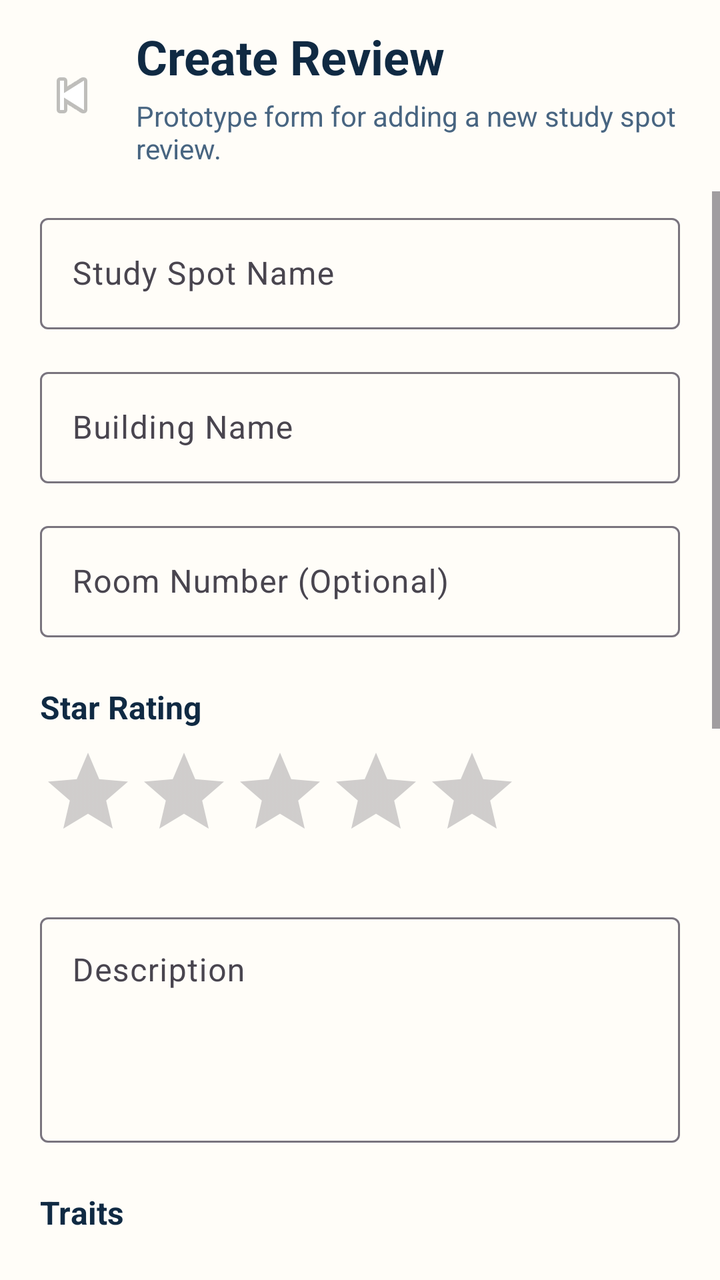
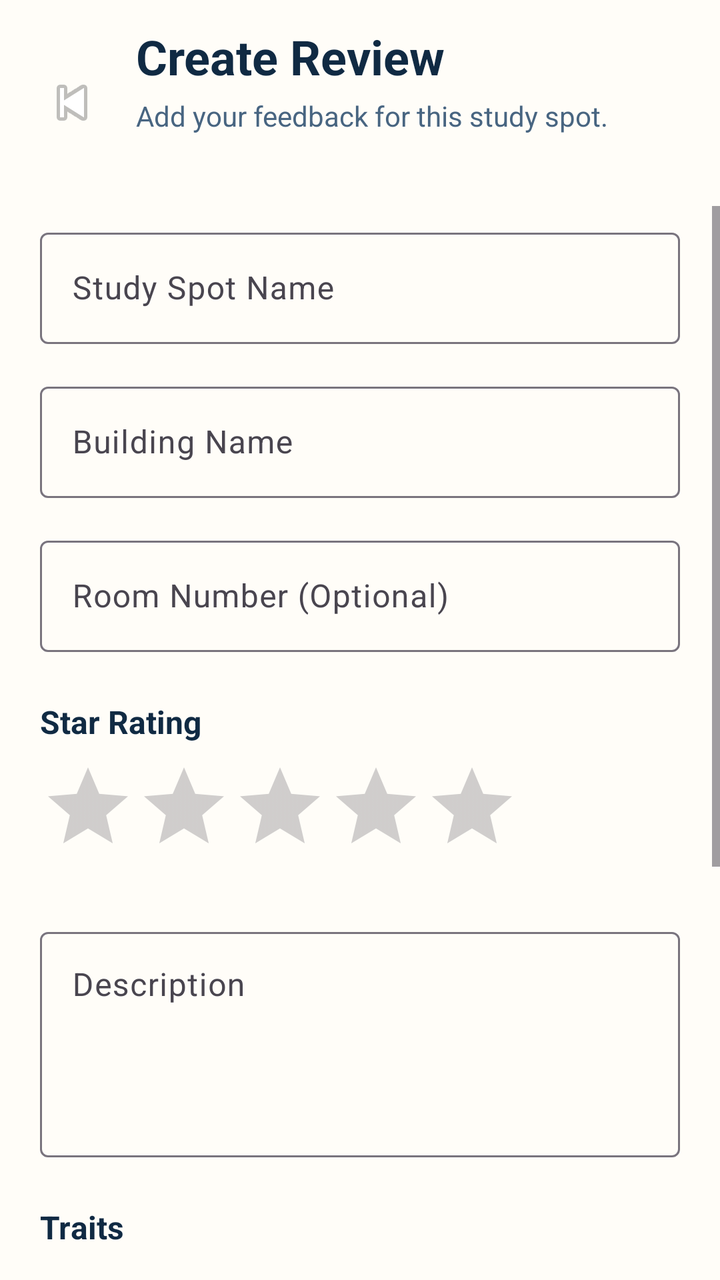

Before-and-after screenshots of an Android layout around one commit, followed by the original layout XML and the change that was made.
<!-- AndroidManifest.xml: application theme Theme.Groupproject -->
<!-- res/layout/activity_create_review.xml -->
<?xml version="1.0" encoding="utf-8"?>
<LinearLayout xmlns:android="http://schemas.android.com/apk/res/android"
    xmlns:app="http://schemas.android.com/apk/res-auto"
    android:layout_width="match_parent"
    android:layout_height="match_parent"
    android:background="#FFFDF8"
    android:orientation="vertical">

    <LinearLayout
        android:layout_width="match_parent"
        android:layout_height="wrap_content"
        android:gravity="center_vertical"
        android:orientation="horizontal"
        android:paddingStart="12dp"
        android:paddingTop="12dp"
        android:paddingEnd="20dp"
        android:paddingBottom="12dp">

        <ImageButton
            android:id="@+id/backButton"
            android:layout_width="48dp"
            android:layout_height="48dp"
            android:background="?attr/selectableItemBackgroundBorderless"
            android:contentDescription="@string/back_button"
            android:padding="12dp"
            android:src="@android:drawable/ic_media_previous" />

        <LinearLayout
            android:layout_width="0dp"
            android:layout_height="wrap_content"
            android:layout_marginStart="8dp"
            android:layout_weight="1"
            android:orientation="vertical">

            <TextView
                android:layout_width="wrap_content"
                android:layout_height="wrap_content"
                android:text="@string/create_review_title"
                android:textColor="#102A43"
                android:textSize="24sp"
                android:textStyle="bold" />

            <TextView
                android:layout_width="wrap_content"
                android:layout_height="wrap_content"
                android:layout_marginTop="4dp"
                android:text="@string/create_review_subtitle"
                android:textColor="#486581"
                android:textSize="14sp" />
        </LinearLayout>
    </LinearLayout>

    <ScrollView
        android:layout_width="match_parent"
        android:layout_height="0dp"
        android:layout_weight="1"
        android:fillViewport="true">

        <LinearLayout
            android:layout_width="match_parent"
            android:layout_height="wrap_content"
            android:orientation="vertical"
            android:paddingStart="20dp"
            android:paddingTop="8dp"
            android:paddingEnd="20dp"
            android:paddingBottom="24dp">

            <com.google.android.material.textfield.TextInputLayout
                style="@style/Widget.Material3.TextInputLayout.OutlinedBox"
                android:layout_width="match_parent"
                android:layout_height="wrap_content"
                android:hint="@string/study_spot_name">

                <com.google.android.material.textfield.TextInputEditText
                    android:id="@+id/spotNameEditText"
                    android:layout_width="match_parent"
                    android:layout_height="wrap_content" />
            </com.google.android.material.textfield.TextInputLayout>

            <com.google.android.material.textfield.TextInputLayout
                style="@style/Widget.Material3.TextInputLayout.OutlinedBox"
                android:layout_width="match_parent"
                android:layout_height="wrap_content"
                android:layout_marginTop="16dp"
                android:hint="@string/building_name">

                <com.google.android.material.textfield.TextInputEditText
                    android:id="@+id/buildingNameEditText"
                    android:layout_width="match_parent"
                    android:layout_height="wrap_content" />
            </com.google.android.material.textfield.TextInputLayout>

            <com.google.android.material.textfield.TextInputLayout
                style="@style/Widget.Material3.TextInputLayout.OutlinedBox"
                android:layout_width="match_parent"
                android:layout_height="wrap_content"
                android:layout_marginTop="16dp"
                android:hint="@string/room_number_optional">

                <com.google.android.material.textfield.TextInputEditText
                    android:id="@+id/roomNumberEditText"
                    android:layout_width="match_parent"
                    android:layout_height="wrap_content"
                    android:inputType="text" />
            </com.google.android.material.textfield.TextInputLayout>

            <TextView
                android:layout_width="wrap_content"
                android:layout_height="wrap_content"
                android:layout_marginTop="24dp"
                android:text="@string/star_rating_label"
                android:textColor="#102A43"
                android:textSize="16sp"
                android:textStyle="bold" />

            <RatingBar
                android:id="@+id/ratingBar"
                android:layout_width="wrap_content"
                android:layout_height="wrap_content"
                android:layout_marginTop="8dp"
                android:numStars="5"
                android:stepSize="1" />

            <com.google.android.material.textfield.TextInputLayout
                style="@style/Widget.Material3.TextInputLayout.OutlinedBox"
                android:layout_width="match_parent"
                android:layout_height="wrap_content"
                android:layout_marginTop="24dp">

                <com.google.android.material.textfield.TextInputEditText
                    android:id="@+id/descriptionEditText"
                    android:layout_width="match_parent"
                    android:layout_height="wrap_content"
                    android:gravity="top|start"
                    android:hint="@string/description_hint"
                    android:inputType="textMultiLine"
                    android:minLines="4" />
            </com.google.android.material.textfield.TextInputLayout>

            <TextView
                android:layout_width="wrap_content"
                android:layout_height="wrap_content"
                android:layout_marginTop="24dp"
                android:text="@string/traits_label"
                android:textColor="#102A43"
                android:textSize="16sp"
                android:textStyle="bold" />

            <LinearLayout
                android:layout_width="match_parent"
                android:layout_height="wrap_content"
                android:layout_marginTop="8dp"
                android:orientation="vertical">

                <CheckBox
                    android:id="@+id/quietCheckBox"
                    android:layout_width="wrap_content"
                    android:layout_height="wrap_content"
                    android:text="@string/trait_quiet" />

                <CheckBox
                    android:id="@+id/moderatelyLoudCheckBox"
                    android:layout_width="wrap_content"
                    android:layout_height="wrap_content"
                    android:text="@string/trait_moderately_loud" />

                <CheckBox
                    android:id="@+id/loudCheckBox"
                    android:layout_width="wrap_content"
                    android:layout_height="wrap_content"
                    android:text="@string/trait_loud" />

                <CheckBox
                    android:id="@+id/visibleCheckBox"
                    android:layout_width="wrap_content"
                    android:layout_height="wrap_content"
                    android:text="@string/trait_visible" />

                <CheckBox
                    android:id="@+id/secludedCheckBox"
                    android:layout_width="wrap_content"
                    android:layout_height="wrap_content"
                    android:text="@string/trait_secluded" />
            </LinearLayout>

            <com.google.android.material.button.MaterialButton
                android:id="@+id/uploadImagesButton"
                style="@style/Widget.Material3.Button.OutlinedButton"
                android:layout_width="match_parent"
                android:layout_height="wrap_content"
                android:layout_marginTop="24dp"
                android:text="@string/upload_images_button" />

            <com.google.android.material.textfield.TextInputLayout
                style="@style/Widget.Material3.TextInputLayout.OutlinedBox"
                android:layout_width="match_parent"
                android:layout_height="wrap_content"
                android:layout_marginTop="24dp"
                android:hint="@string/latitude_label">

                <com.google.android.material.textfield.TextInputEditText
                    android:id="@+id/latitudeEditText"
                    android:layout_width="match_parent"
                    android:layout_height="wrap_content"
                    android:inputType="numberDecimal|numberSigned" />
            </com.google.android.material.textfield.TextInputLayout>

            <com.google.android.material.textfield.TextInputLayout
                style="@style/Widget.Material3.TextInputLayout.OutlinedBox"
                android:layout_width="match_parent"
                android:layout_height="wrap_content"
                android:layout_marginTop="16dp"
                android:hint="@string/longitude_label">

                <com.google.android.material.textfield.TextInputEditText
                    android:id="@+id/longitudeEditText"
                    android:layout_width="match_parent"
                    android:layout_height="wrap_content"
                    android:inputType="numberDecimal|numberSigned" />
            </com.google.android.material.textfield.TextInputLayout>

            <com.google.android.material.button.MaterialButton
                android:id="@+id/submitReviewButton"
                style="@style/Widget.Material3.Button"
                android:layout_width="match_parent"
                android:layout_height="wrap_content"
                android:layout_marginTop="28dp"
                android:text="@string/submit_review_button" />
        </LinearLayout>
    </ScrollView>

</LinearLayout>
<!-- resources referenced by this layout -->
<resources>
  <string name="back_button">Back</string>
  <string name="building_name">Building Name</string>
  <string name="create_review_subtitle">Prototype form for adding a new study spot review.</string>
  <string name="create_review_title">Create Review</string>
  <string name="description_hint">Description</string>
  <string name="latitude_label">Latitude</string>
  <string name="longitude_label">Longitude</string>
  <string name="room_number_optional">Room Number (Optional)</string>
  <string name="star_rating_label">Star Rating</string>
  <string name="study_spot_name">Study Spot Name</string>
  <string name="submit_review_button">Submit Review</string>
  <string name="trait_loud">Loud</string>
  <string name="trait_moderately_loud">Moderately Loud</string>
  <string name="trait_quiet">Quiet</string>
  <string name="trait_secluded">Secluded</string>
  <string name="trait_visible">Visible</string>
  <string name="traits_label">Traits</string>
  <string name="upload_images_button">Upload Images</string>
  <style name="Theme.Groupproject" parent="Base.Theme.Groupproject" />
  <style name="Base.Theme.Groupproject" parent="Theme.Material3.DayNight.NoActionBar">
          
          
      </style>
</resources>

<!-- the commit's change to res/layout/activity_create_review.xml (unified diff, before → after) -->
@@ -47,6 +47,15 @@
                 android:text="@string/create_review_subtitle"
                 android:textColor="#486581"
                 android:textSize="14sp" />
+
+            <TextView
+                android:id="@+id/selectedSpotTextView"
+                android:layout_width="wrap_content"
+                android:layout_height="wrap_content"
+                android:layout_marginTop="6dp"
+                android:textColor="#0B6E4F"
+                android:textSize="13sp"
+                android:textStyle="bold" />
         </LinearLayout>
     </LinearLayout>
 
@@ -184,47 +193,11 @@
             </LinearLayout>
 
             <com.google.android.material.button.MaterialButton
-                android:id="@+id/uploadImagesButton"
-                style="@style/Widget.Material3.Button.OutlinedButton"
-                android:layout_width="match_parent"
-                android:layout_height="wrap_content"
-                android:layout_marginTop="24dp"
-                android:text="@string/upload_images_button" />
-
-            <com.google.android.material.textfield.TextInputLayout
-                style="@style/Widget.Material3.TextInputLayout.OutlinedBox"
-                android:layout_width="match_parent"
-                android:layout_height="wrap_content"
-                android:layout_marginTop="24dp"
-                android:hint="@string/latitude_label">
-
-                <com.google.android.material.textfield.TextInputEditText
-                    android:id="@+id/latitudeEditText"
-                    android:layout_width="match_parent"
-                    android:layout_height="wrap_content"
-                    android:inputType="numberDecimal|numberSigned" />
-            </com.google.android.material.textfield.TextInputLayout>
-
-            <com.google.android.material.textfield.TextInputLayout
-                style="@style/Widget.Material3.TextInputLayout.OutlinedBox"
-                android:layout_width="match_parent"
-                android:layout_height="wrap_content"
-                android:layout_marginTop="16dp"
-                android:hint="@string/longitude_label">
-
-                <com.google.android.material.textfield.TextInputEditText
-                    android:id="@+id/longitudeEditText"
-                    android:layout_width="match_parent"
-                    android:layout_height="wrap_content"
-                    android:inputType="numberDecimal|numberSigned" />
-            </com.google.android.material.textfield.TextInputLayout>
-
-            <com.google.android.material.button.MaterialButton
                 android:id="@+id/submitReviewButton"
                 style="@style/Widget.Material3.Button"
                 android:layout_width="match_parent"
                 android:layout_height="wrap_content"
-                android:layout_marginTop="28dp"
+                android:layout_marginTop="32dp"
                 android:text="@string/submit_review_button" />
         </LinearLayout>
     </ScrollView>
<!-- resource entries referenced after the edit -->
@@ -2,11 +2,9 @@
 <resources>
   <string name="back_button">Back</string>
   <string name="building_name">Building Name</string>
-  <string name="create_review_subtitle">Prototype form for adding a new study spot review.</string>
+  <string name="create_review_subtitle">Add your feedback for this study spot.</string>
   <string name="create_review_title">Create Review</string>
   <string name="description_hint">Description</string>
-  <string name="latitude_label">Latitude</string>
-  <string name="longitude_label">Longitude</string>
   <string name="room_number_optional">Room Number (Optional)</string>
   <string name="star_rating_label">Star Rating</string>
   <string name="study_spot_name">Study Spot Name</string>
@@ -17,7 +15,6 @@
   <string name="trait_secluded">Secluded</string>
   <string name="trait_visible">Visible</string>
   <string name="traits_label">Traits</string>
-  <string name="upload_images_button">Upload Images</string>
   <style name="Theme.Groupproject" parent="Base.Theme.Groupproject" />
   <style name="Base.Theme.Groupproject" parent="Theme.Material3.DayNight.NoActionBar">
           
